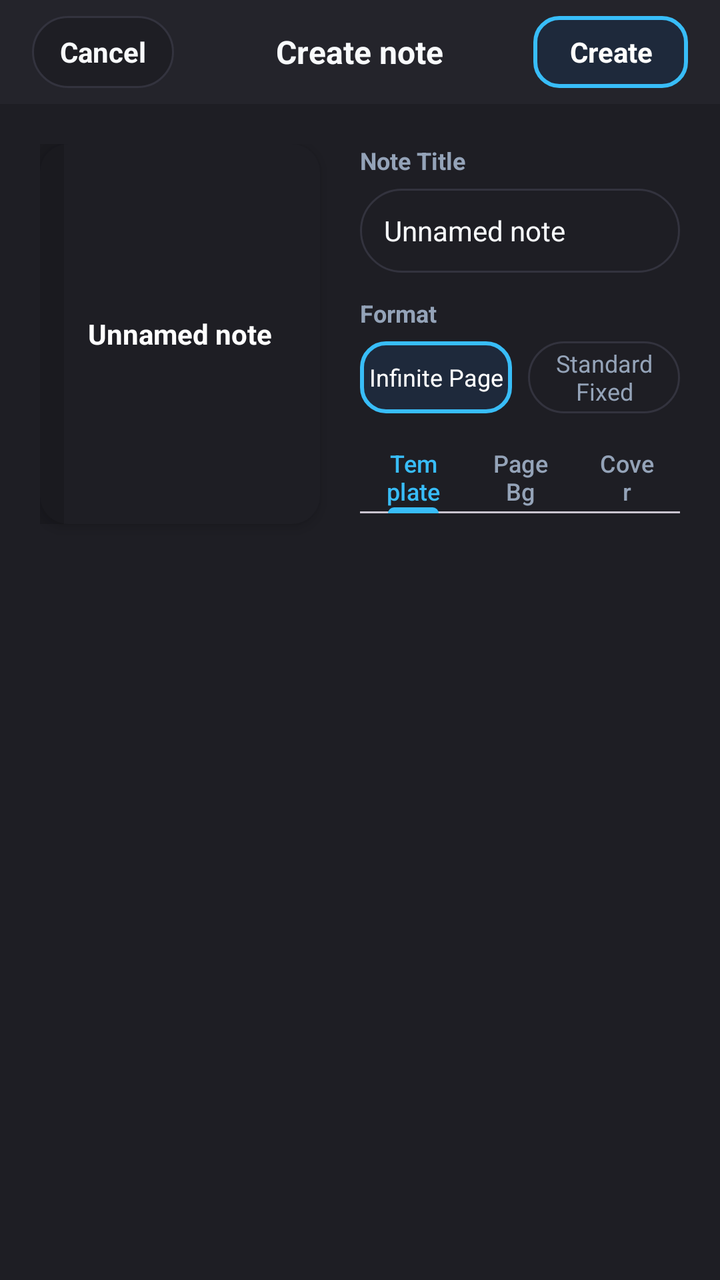
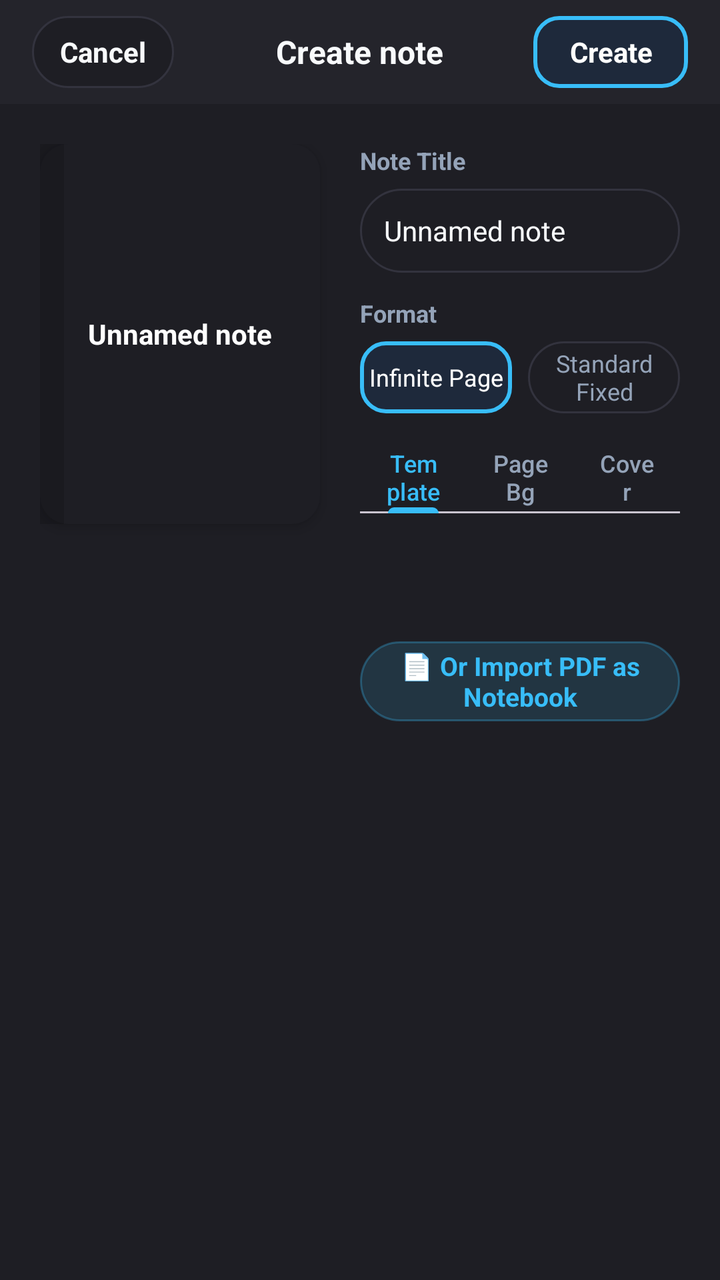

The first picture is an Android layout as it rendered before a commit; the second is the same layout after the commit. The layout source and the unified diff follow.
<!-- AndroidManifest.xml: application theme Theme.OpenNotes -->
<!-- res/layout/dialog_create_notebook.xml -->
<?xml version="1.0" encoding="utf-8"?>
<LinearLayout xmlns:android="http://schemas.android.com/apk/res/android"
    xmlns:app="http://schemas.android.com/apk/res-auto"
    android:layout_width="match_parent"
    android:layout_height="wrap_content"
    android:orientation="vertical"
    android:background="@color/surface">

    
    <RelativeLayout
        android:layout_width="match_parent"
        android:layout_height="52dp"
        android:paddingHorizontal="16dp"
        android:background="@color/surface_elevated">

        <TextView
            android:id="@+id/btnCancelCreate"
            android:layout_width="wrap_content"
            android:layout_height="36dp"
            android:layout_alignParentStart="true"
            android:layout_centerVertical="true"
            android:gravity="center"
            android:paddingHorizontal="14dp"
            android:text="Cancel"
            android:textColor="@color/text_primary"
            android:textSize="14sp"
            android:textStyle="bold"
            android:background="@drawable/bg_floating_pill" />

        <TextView
            android:layout_width="wrap_content"
            android:layout_height="wrap_content"
            android:layout_centerInParent="true"
            android:text="Create note"
            android:textColor="@color/text_primary"
            android:textSize="16sp"
            android:textStyle="bold" />

        <TextView
            android:id="@+id/btnConfirmCreate"
            android:layout_width="wrap_content"
            android:layout_height="36dp"
            android:layout_alignParentEnd="true"
            android:layout_centerVertical="true"
            android:gravity="center"
            android:paddingHorizontal="18dp"
            android:text="Create"
            android:textColor="#FFFFFF"
            android:textSize="14sp"
            android:textStyle="bold"
            android:background="@drawable/bg_tool_button_active" />
    </RelativeLayout>

    <LinearLayout
        android:layout_width="match_parent"
        android:layout_height="wrap_content"
        android:orientation="horizontal"
        android:padding="20dp">

        
        <FrameLayout
            android:id="@+id/previewCoverBox"
            android:layout_width="140dp"
            android:layout_height="190dp"
            android:background="@drawable/bg_notebook_cover"
            android:elevation="4dp">

            <View
                android:layout_width="12dp"
                android:layout_height="match_parent"
                android:background="#22000000" />

            <TextView
                android:id="@+id/textPreviewTitle"
                android:layout_width="wrap_content"
                android:layout_height="wrap_content"
                android:layout_gravity="center"
                android:padding="12dp"
                android:gravity="center"
                android:text="Unnamed note"
                android:textColor="#FFFFFF"
                android:textSize="14sp"
                android:textStyle="bold" />
        </FrameLayout>

        
        <LinearLayout
            android:layout_width="0dp"
            android:layout_height="wrap_content"
            android:layout_weight="1"
            android:layout_marginStart="20dp"
            android:orientation="vertical">

            
            <TextView
                android:layout_width="wrap_content"
                android:layout_height="wrap_content"
                android:text="Note Title"
                android:textColor="@color/text_secondary"
                android:textSize="12sp"
                android:textStyle="bold" />

            <EditText
                android:id="@+id/editNotebookTitle"
                android:layout_width="match_parent"
                android:layout_height="42dp"
                android:layout_marginTop="6dp"
                android:background="@drawable/bg_search_bar"
                android:hint="Enter note title"
                android:paddingHorizontal="12dp"
                android:text="Unnamed note"
                android:textColor="@color/text_primary"
                android:textColorHint="@color/text_hint"
                android:textSize="14sp"
                android:inputType="textCapWords" />

            
            <TextView
                android:layout_width="wrap_content"
                android:layout_height="wrap_content"
                android:text="Format"
                android:textColor="@color/text_secondary"
                android:textSize="12sp"
                android:textStyle="bold"
                android:layout_marginTop="12dp" />

            <LinearLayout
                android:layout_width="match_parent"
                android:layout_height="36dp"
                android:layout_marginTop="6dp"
                android:orientation="horizontal">

                <TextView
                    android:id="@+id/btnFormatInfinite"
                    android:layout_width="0dp"
                    android:layout_height="match_parent"
                    android:layout_weight="1"
                    android:gravity="center"
                    android:text="Infinite Page"
                    android:textColor="#FFFFFF"
                    android:textSize="12sp"
                    android:background="@drawable/bg_tool_button_active" />

                <TextView
                    android:id="@+id/btnFormatStandard"
                    android:layout_width="0dp"
                    android:layout_height="match_parent"
                    android:layout_weight="1"
                    android:layout_marginStart="8dp"
                    android:gravity="center"
                    android:text="Standard Fixed"
                    android:textColor="@color/text_secondary"
                    android:textSize="12sp"
                    android:background="@drawable/bg_floating_pill" />
            </LinearLayout>

            
            <com.google.android.material.tabs.TabLayout
                android:id="@+id/tabLayoutCreate"
                android:layout_width="match_parent"
                android:layout_height="36dp"
                android:layout_marginTop="14dp"
                app:tabIndicatorColor="@color/accent"
                app:tabSelectedTextColor="@color/accent"
                app:tabTextColor="@color/text_secondary"
                app:tabMode="fixed"
                app:tabGravity="fill">

                <com.google.android.material.tabs.TabItem
                    android:layout_width="wrap_content"
                    android:layout_height="wrap_content"
                    android:text="Template" />

                <com.google.android.material.tabs.TabItem
                    android:layout_width="wrap_content"
                    android:layout_height="wrap_content"
                    android:text="Page Bg" />

                <com.google.android.material.tabs.TabItem
                    android:layout_width="wrap_content"
                    android:layout_height="wrap_content"
                    android:text="Cover" />
            </com.google.android.material.tabs.TabLayout>

            <FrameLayout
                android:layout_width="match_parent"
                android:layout_height="wrap_content"
                android:layout_marginTop="10dp">

                
                <HorizontalScrollView
                    android:id="@+id/containerTemplateChoices"
                    android:layout_width="match_parent"
                    android:layout_height="wrap_content"
                    android:scrollbars="none">

                    <LinearLayout
                        android:id="@+id/layoutTemplateButtons"
                        android:layout_width="wrap_content"
                        android:layout_height="38dp"
                        android:orientation="horizontal"
                        android:gravity="center_vertical" />
                </HorizontalScrollView>

                
                <HorizontalScrollView
                    android:id="@+id/containerPageBgChoices"
                    android:layout_width="match_parent"
                    android:layout_height="wrap_content"
                    android:scrollbars="none"
                    android:visibility="gone">

                    <LinearLayout
                        android:id="@+id/layoutPageBgButtons"
                        android:layout_width="wrap_content"
                        android:layout_height="38dp"
                        android:orientation="horizontal"
                        android:gravity="center_vertical" />
                </HorizontalScrollView>

                
                <HorizontalScrollView
                    android:id="@+id/containerColorChoices"
                    android:layout_width="match_parent"
                    android:layout_height="wrap_content"
                    android:scrollbars="none"
                    android:visibility="gone">

                    <LinearLayout
                        android:id="@+id/layoutColorButtons"
                        android:layout_width="wrap_content"
                        android:layout_height="38dp"
                        android:orientation="horizontal"
                        android:gravity="center_vertical" />
                </HorizontalScrollView>
            </FrameLayout>

        </LinearLayout>
    </LinearLayout>

</LinearLayout>
<!-- resources referenced by this layout -->
<resources>
  <color name="accent">#38BDF8</color>
  <color name="surface">#1E1E24</color>
  <color name="surface_elevated">#24242B</color>
  <color name="text_hint">#64748B</color>
  <color name="text_primary">#F8FAFC</color>
  <color name="text_secondary">#94A3B8</color>
  <!-- drawable bg_floating_pill (drawable) -->
  <?xml version="1.0" encoding="utf-8"?>
  <shape xmlns:android="http://schemas.android.com/apk/res/android"
      android:shape="rectangle">
      <corners android:radius="24dp" />
      <solid android:color="@color/surface" />
      <stroke
          android:width="1dp"
          android:color="@color/divider" />
  </shape>
  <!-- drawable bg_notebook_cover (drawable) -->
  <?xml version="1.0" encoding="utf-8"?>
  <shape xmlns:android="http://schemas.android.com/apk/res/android"
      android:shape="rectangle">
      <corners android:radius="14dp" />
      <solid android:color="@color/surface" />
  </shape>
  <!-- drawable bg_search_bar (drawable) -->
  <?xml version="1.0" encoding="utf-8"?>
  <shape xmlns:android="http://schemas.android.com/apk/res/android"
      android:shape="rectangle">
      <corners android:radius="24dp" />
      <solid android:color="@color/surface" />
      <stroke android:width="1dp" android:color="@color/divider" />
  </shape>
  <!-- drawable bg_tool_button_active (drawable) -->
  <?xml version="1.0" encoding="utf-8"?>
  <shape xmlns:android="http://schemas.android.com/apk/res/android"
      android:shape="rectangle">
      <corners android:radius="12dp" />
      <solid android:color="@color/accent_light" />
      <stroke android:width="2dp" android:color="@color/accent" />
  </shape>
  <color name="divider">#33333E</color>
  <color name="accent_light">#1E293B</color>
  <color name="accent_blue">#3B82F6</color>
  <color name="surface_variant">#2A2A32</color>
  <color name="window_background">#121214</color>
  <color name="surface_card">#24242B</color>
  <style name="Widget.OpenNotes.DialogButton.Positive" parent="Widget.Material3.Button.TextButton.Dialog">
          <item name="android:textColor">@color/accent</item>
          <item name="android:textStyle">bold</item>
          <item name="android:textSize">14sp</item>
          <item name="android:textAllCaps">false</item>
      </style>
  <style name="Widget.OpenNotes.DialogButton.Negative" parent="Widget.Material3.Button.TextButton.Dialog">
          <item name="android:textColor">@color/text_primary</item>
          <item name="android:textStyle">bold</item>
          <item name="android:textSize">14sp</item>
          <item name="android:textAllCaps">false</item>
      </style>
  <style name="Widget.OpenNotes.DialogButton.Neutral" parent="Widget.Material3.Button.TextButton.Dialog">
          <item name="android:textColor">@color/text_secondary</item>
          <item name="android:textSize">14sp</item>
          <item name="android:textAllCaps">false</item>
      </style>
  <!-- unchanged entries left out for length: 2 -->
</resources>

<!-- the commit's change to res/layout/dialog_create_notebook.xml (unified diff, before → after) -->
@@ -235,6 +235,19 @@
                 </HorizontalScrollView>
             </FrameLayout>
 
+            
+            <TextView
+                android:id="@+id/btnImportPdfInDialog"
+                android:layout_width="match_parent"
+                android:layout_height="40dp"
+                android:layout_marginTop="16dp"
+                android:gravity="center"
+                android:background="@drawable/bg_pill_accent"
+                android:text="📄 Or Import PDF as Notebook"
+                android:textColor="@color/accent"
+                android:textSize="13sp"
+                android:textStyle="bold" />
+
         </LinearLayout>
     </LinearLayout>
 
<!-- resource entries referenced after the edit -->
@@ -22,6 +22,14 @@
       android:shape="rectangle">
       <corners android:radius="14dp" />
       <solid android:color="@color/surface" />
+  </shape>
+  <!-- drawable bg_pill_accent (drawable) -->
+  <?xml version="1.0" encoding="utf-8"?>
+  <shape xmlns:android="http://schemas.android.com/apk/res/android"
+      android:shape="rectangle">
+      <corners android:radius="22dp" />
+      <solid android:color="#2438BDF8" />
+      <stroke android:width="1dp" android:color="#4D38BDF8" />
   </shape>
   <!-- drawable bg_search_bar (drawable) -->
   <?xml version="1.0" encoding="utf-8"?>
